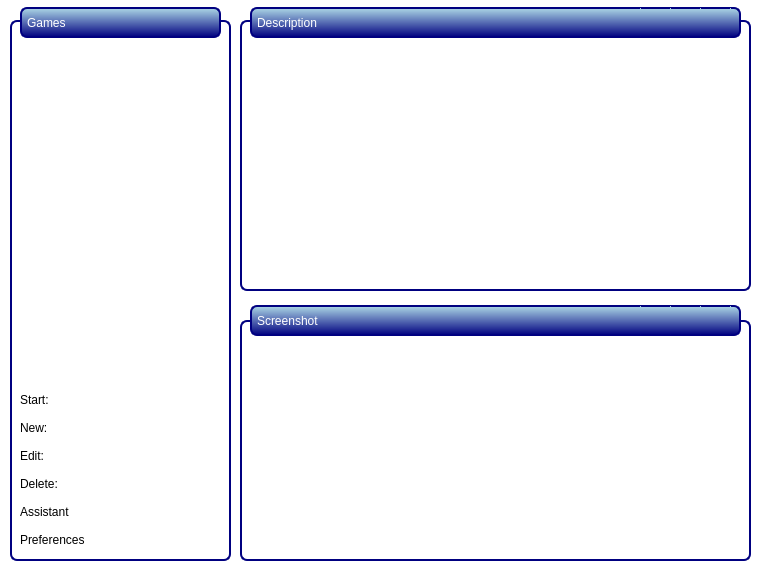
LasDesu/DBoxFE, file dboxfe/ui/dboxfe.ui: the form before one commit.
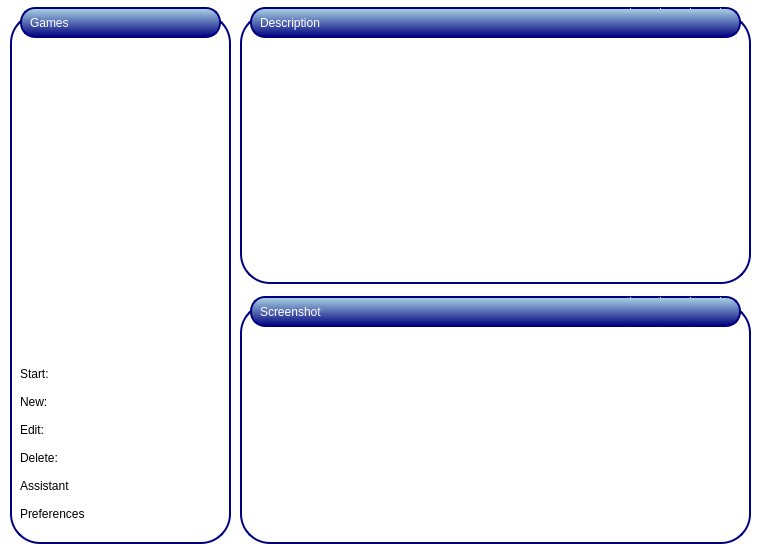
The form after the commit. Icons and pictures are not drawn.

Commit message: * update integrated style sheet

```diff
--- a/dboxfe/ui/dboxfe.ui
+++ b/dboxfe/ui/dboxfe.ui
@@ -1,24 +1,16 @@
 <ui version="4.0" >
  <class>UiDBoxFE</class>
  <widget class="QWidget" name="UiDBoxFE" >
-  <property name="geometry" >
-   <rect>
-    <x>0</x>
-    <y>0</y>
-    <width>760</width>
-    <height>570</height>
-   </rect>
-  </property>
   <property name="minimumSize" >
    <size>
     <width>760</width>
-    <height>570</height>
+    <height>552</height>
    </size>
   </property>
   <property name="maximumSize" >
    <size>
     <width>760</width>
-    <height>570</height>
+    <height>552</height>
    </size>
   </property>
   <property name="windowTitle" >
@@ -29,42 +21,44 @@
     <normaloff>:/pics/images/default.png</normaloff>:/pics/images/default.png</iconset>
   </property>
   <property name="styleSheet" >
-   <string notr="true" >#UiDBoxFE {
+   <string notr="true" >
+#UiDBoxFE {
 	background-color: white;
 }
 
 #textEditGameDescription {
-	padding-top: 20px;
-	padding-bottom: 5px;
-	padding-left: 5px;
-	padding-right: 5px;
+	padding-top: 25px;
+	padding-bottom: 10px;
+	padding-left: 10px;
+	padding-right: 10px;
 	border: solid;
 	border-width: 2px;
 	border-style: solid;
 	border-color: navy;
-	border-radius: 7px;
+	border-radius: 30px;
 	background-color: white;
 }
 
 #labelGameScreenshot {
-	padding-top: 20px;
-	padding-bottom: 5px;
-	padding-left: 5px;
-	padding-right: 5px;
+	padding-top: 25px;
+	padding-bottom: 10px;
+	padding-left: 10px;
+	padding-right: 10px;
 	border: solid;
 	border-width: 2px;
 	border-style: solid;
 	border-color: navy;
-	border-radius: 7px;
+	border-radius: 30px;
 	background-color: white;
 }
 
 #frameGame {
+	padding-top: 1px;
+	border: solid;
 	border-width: 2px;
-	padding: 1px;
 	border-style: solid;
 	border-color: navy;
-	border-radius: 7px;
+	border-radius: 30px;
 	background-color: white;
 }
 
@@ -72,30 +66,30 @@
 	background-color: qlineargradient(x1: 0, y1: 0, x2: 0, y2: 1, stop: 0 lightblue, stop: 1 navy);
 	color: white;
 	border-width: 2px;
-	padding: 2px;
+	padding: 5px;
 	border-style: solid;
 	border-color: navy;
-	border-radius: 7px;
+	border-radius: 15px;
 }
 
 #labelGameDescriptionHeader {
 	background-color: qlineargradient(x1: 0, y1: 0, x2: 0, y2: 1, stop: 0 lightblue, stop: 1 navy);
 	color: white;
 	border-width: 2px;
-	padding: 2px;
+	padding: 5px;
 	border-style: solid;
 	border-color: navy;
-	border-radius: 7px;
+	border-radius: 15px;
 }
 
 #labelGameHeader {
-background-color: qlineargradient(x1: 0, y1: 0, x2: 0, y2: 1, stop: 0 lightblue, stop: 1 navy);
-color: white;
-border-width: 2px;
-padding: 2px;
-border-style: solid;
-border-color: navy;
-border-radius: 7px;
+	background-color: qlineargradient(x1: 0, y1: 0, x2: 0, y2: 1, stop: 0 lightblue, stop: 1 navy);
+	color: white;
+	border-width: 2px;
+	padding: 5px;
+	border-style: solid;
+	border-color: navy;
+	border-radius: 15px;
 }
 
 #btnOpenDescriptionText {
@@ -170,8 +164,7 @@
 	selection-background-color: qlineargradient(x1: 0, y1: 0, x2: 0, y2: 1, stop: 0 lightblue, stop: 1 navy);
 	border: none;
 	background-color: white;
-}
-</string>
+}</string>
   </property>
   <widget class="QLabel" name="labelGameScreenshot" >
    <property name="enabled" >
@@ -180,7 +173,7 @@
    <property name="geometry" >
     <rect>
      <x>240</x>
-     <y>320</y>
+     <y>303</y>
      <width>511</width>
      <height>241</height>
     </rect>
@@ -202,7 +195,7 @@
    <property name="geometry" >
     <rect>
      <x>250</x>
-     <y>305</y>
+     <y>296</y>
      <width>491</width>
      <height>31</height>
     </rect>
@@ -236,7 +229,7 @@
    <property name="geometry" >
     <rect>
      <x>240</x>
-     <y>20</y>
+     <y>13</y>
      <width>511</width>
      <height>271</height>
     </rect>
@@ -273,7 +266,7 @@
   <widget class="QToolButton" name="btnOpenDescriptionText" >
    <property name="geometry" >
     <rect>
-     <x>640</x>
+     <x>630</x>
      <y>7</y>
      <width>31</width>
      <height>31</height>
@@ -290,7 +283,7 @@
   <widget class="QToolButton" name="btnApplyDescriptionText" >
    <property name="geometry" >
     <rect>
-     <x>670</x>
+     <x>660</x>
      <y>7</y>
      <width>31</width>
      <height>31</height>
@@ -307,7 +300,7 @@
   <widget class="QToolButton" name="btnClearDescriptionText" >
    <property name="geometry" >
     <rect>
-     <x>700</x>
+     <x>690</x>
      <y>7</y>
      <width>31</width>
      <height>31</height>
@@ -325,9 +318,9 @@
    <property name="geometry" >
     <rect>
      <x>10</x>
-     <y>20</y>
+     <y>13</y>
      <width>221</width>
-     <height>541</height>
+     <height>531</height>
     </rect>
    </property>
    <property name="styleSheet" >
@@ -341,9 +334,9 @@
    <property name="geometry" >
     <rect>
      <x>20</x>
-     <y>50</y>
+     <y>44</y>
      <width>201</width>
-     <height>501</height>
+     <height>481</height>
     </rect>
    </property>
    <layout class="QGridLayout" name="glGames" >
@@ -694,8 +687,8 @@
   <widget class="QToolButton" name="btnApplyScreenCapture" >
    <property name="geometry" >
     <rect>
-     <x>670</x>
-     <y>305</y>
+     <x>660</x>
+     <y>296</y>
      <width>31</width>
      <height>31</height>
     </rect>
@@ -711,8 +704,8 @@
   <widget class="QToolButton" name="btnClearScreenCapture" >
    <property name="geometry" >
     <rect>
-     <x>700</x>
-     <y>305</y>
+     <x>690</x>
+     <y>296</y>
      <width>31</width>
      <height>31</height>
     </rect>
@@ -728,8 +721,8 @@
   <widget class="QToolButton" name="btnOpenScreenCapture" >
    <property name="geometry" >
     <rect>
-     <x>640</x>
-     <y>305</y>
+     <x>630</x>
+     <y>296</y>
      <width>31</width>
      <height>31</height>
     </rect>
```
